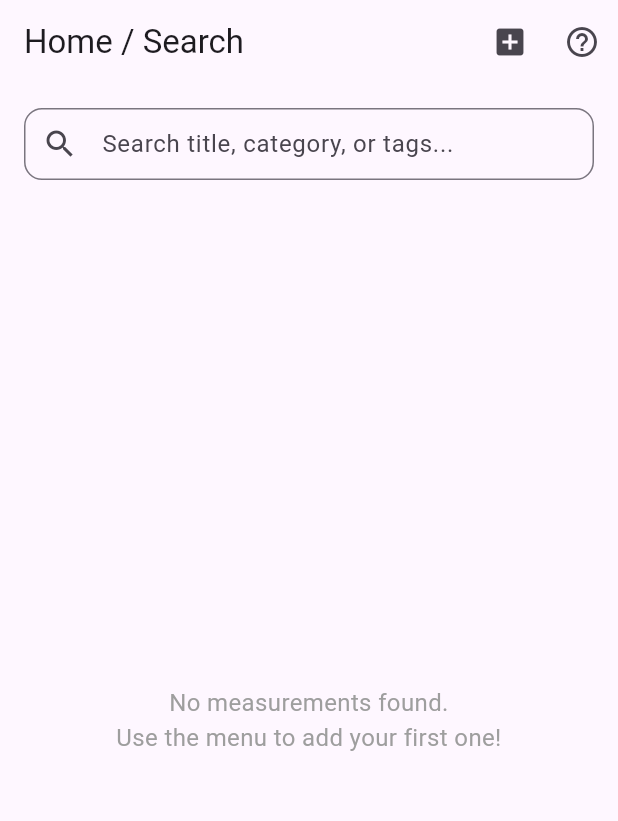
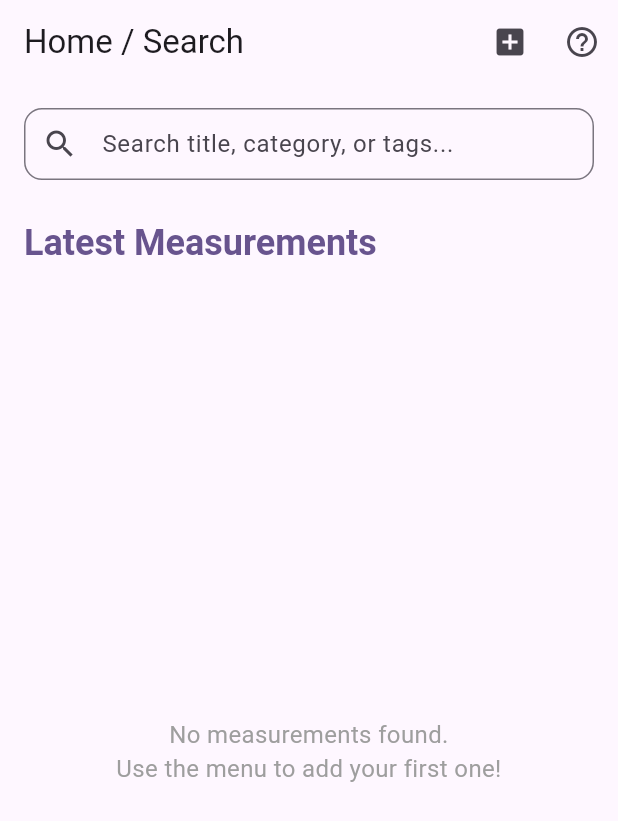
Before and after one commit to kgudger/measure, a Flutter app: the screen it shows after launch, on a phone screen of 412 x 824 dp. Shown: the top 821 px of the screen. Run offline on Flutter 3.47's test engine with Material 3 defaults, Android fonts, the phone set to English and light mode, and no system bars; our stand-ins replace drift, drift_flutter, flutter_riverpod, geolocator, image_picker, riverpod_annotation; accounts and stored records are empty; generated files the repository leaves out were written again.

Commit message:
Added up to 3 entries on home page.

```diff
--- a/lib/database.dart
+++ b/lib/database.dart
@@ -111,13 +111,13 @@ class AppDatabase extends _$AppDatabase {
     return update(items).replace(item);
   }
 
-  Stream<Item?> watchLatestMeasurement() {
+  Stream<List> watchLatestMeasurement() {
     return (select(items)
           ..orderBy([
             (t) => OrderingTerm(expression: t.id, mode: OrderingMode.desc),
           ])
-          ..limit(1))
-        .watchSingleOrNull();
+          ..limit(3))
+        .watch();
   }
 
   Stream<List<Item>> searchItems(String query) {
--- a/lib/home_page.dart
+++ b/lib/home_page.dart
@@ -61,7 +61,23 @@ class _HomePageViewState extends ConsumerState<HomePageView> {
           // Dynamic Body Area
           Expanded(
             child: _searchQuery.isEmpty
-                ? _buildLatestEntryView(context)
+                ? Column(
+                    crossAxisAlignment: CrossAxisAlignment.start,
+                    children: [
+                      Padding(
+                        padding: const EdgeInsets.only(left: 16.0, top: 10.0),
+                        child: Text(
+                          'Latest Measurements',
+                          style: Theme.of(context).textTheme.headlineSmall
+                              ?.copyWith(
+                                fontWeight: FontWeight.bold,
+                                color: Theme.of(context).primaryColor,
+                              ),
+                        ),
+                      ),
+                      Expanded(child: _buildLatestEntryView(context)),
+                    ],
+                  )
                 : _buildSearchResultsView(_searchQuery),
           ),
         ],
@@ -76,8 +92,12 @@ class _HomePageViewState extends ConsumerState<HomePageView> {
     return latestAsync.when(
       loading: () => const Center(child: CircularProgressIndicator()),
       error: (err, stack) => Center(child: Text('Error loading data: $err')),
-      data: (item) {
-        if (item == null) {
+      // 1. Change the parameter type here to List<dynamic>
+      data: (List<dynamic> rawList) {
+        // 2. Cast it safely to List<Item>
+        final List<Item> itemsList = rawList.cast<Item>();
+
+        if (itemsList.isEmpty) {
           return const Center(
             child: Text(
               'No measurements found.\nUse the menu to add your first one!',
@@ -87,10 +107,25 @@ class _HomePageViewState extends ConsumerState<HomePageView> {
           );
         }
 
+        final latestItems = itemsList.take(3).toList();
+
         return ListView(
-          padding: const EdgeInsets.symmetric(horizontal: 16.0),
+          padding: const EdgeInsets.symmetric(horizontal: 16.0, vertical: 16.0),
           children: [
-            Card(
+            /*            Padding(
+              padding: const EdgeInsets.only(bottom: 12.0, left: 4.0),
+                            child: Text(
+                'Latest Measurements',
+                style: Theme.of(context).textTheme.headlineSmall?.copyWith(
+                  fontWeight: FontWeight.bold,
+                  color: Theme.of(context).primaryColor,
+                ),
+              ),
+            ),*/
+            ...latestItems.map((item) {
+              return Padding(
+                padding: const EdgeInsets.only(bottom: 12.0),
+                child: Card(
                   elevation: 4,
                   shape: RoundedRectangleBorder(
                     borderRadius: BorderRadius.circular(12),
@@ -100,15 +135,6 @@ class _HomePageViewState extends ConsumerState<HomePageView> {
                     child: Column(
                       crossAxisAlignment: CrossAxisAlignment.start,
                       children: [
-                    Text(
-                      'Latest Measurement',
-                      style: Theme.of(context).textTheme.headlineSmall
-                          ?.copyWith(
-                            fontWeight: FontWeight.bold,
-                            color: Theme.of(context).primaryColor,
-                          ),
-                    ),
-                    const Divider(height: 24),
                         _buildDataRow('Title:', item.title),
                         _buildDataRow('Category:', item.category),
                         _buildDataRow('Value:', '${item.value} ${item.unit}'),
@@ -117,6 +143,9 @@ class _HomePageViewState extends ConsumerState<HomePageView> {
                         _buildDataRow('Tags:', item.tags),
                         if (item.gpsLocation != null)
                           _buildDataRow('GPS:', item.gpsLocation!),
+                        Row(
+                          mainAxisAlignment: MainAxisAlignment.spaceBetween,
+                          children: [
                             Tooltip(
                               message: 'Edit',
                               child: IconButton(
@@ -128,16 +157,14 @@ class _HomePageViewState extends ConsumerState<HomePageView> {
                                   Navigator.push(
                                     context,
                                     MaterialPageRoute(
-                              builder: (context) => EditItemPage(item: item),
+                                      builder: (context) =>
+                                          EditItemPage(item: item),
                                     ),
                                   );
                                 },
                               ),
                             ),
-                    const SizedBox(height: 12),
-                    Align(
-                      alignment: Alignment.bottomRight,
-                      child: Text(
+                            Text(
                               'Created: ${item.dateCreated.toLocal().toString().split('.')[0]}',
                               style: const TextStyle(
                                 color: Colors.grey,
@@ -145,11 +172,14 @@ class _HomePageViewState extends ConsumerState<HomePageView> {
                                 fontStyle: FontStyle.italic,
                               ),
                             ),
+                          ],
                         ),
                       ],
                     ),
                   ),
                 ),
+              );
+            }),
           ],
         );
       },
--- a/lib/providers.dart
+++ b/lib/providers.dart
@@ -2,7 +2,9 @@ import 'package:flutter_riverpod/flutter_riverpod.dart'; // <-- Back to your wor
 import 'database.dart';
 
 // Latest measurement shown on the home page
-final latestMeasurementProvider = StreamProvider.autoDispose<Item?>((ref) {
+final latestMeasurementProvider = StreamProvider.autoDispose<List<dynamic>>((
+  ref,
+) {
   final database = ref.watch(appDatabaseProvider);
   return database.watchLatestMeasurement();
 });
```
Lines whose indentation alone changed are shown as unchanged.
